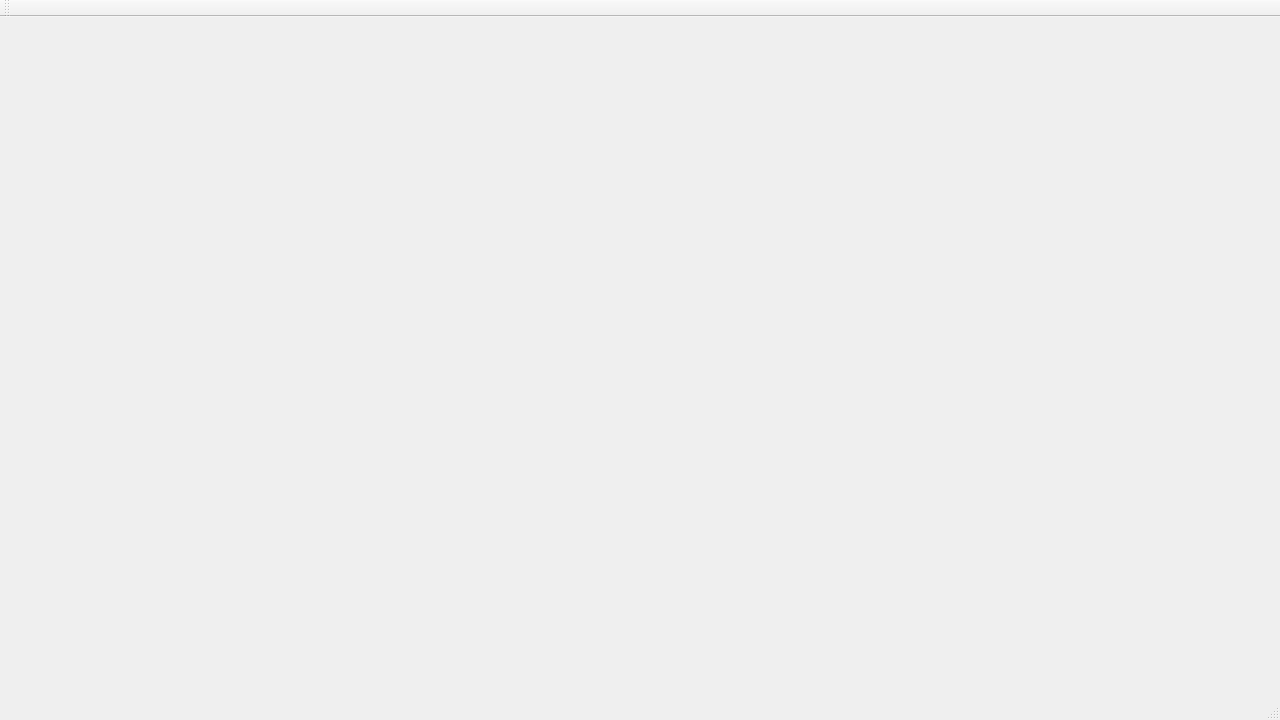
AbidHasanZidane/Tank1990, file TankGamev0.1.0/mainwindow.ui: the form before one commit.
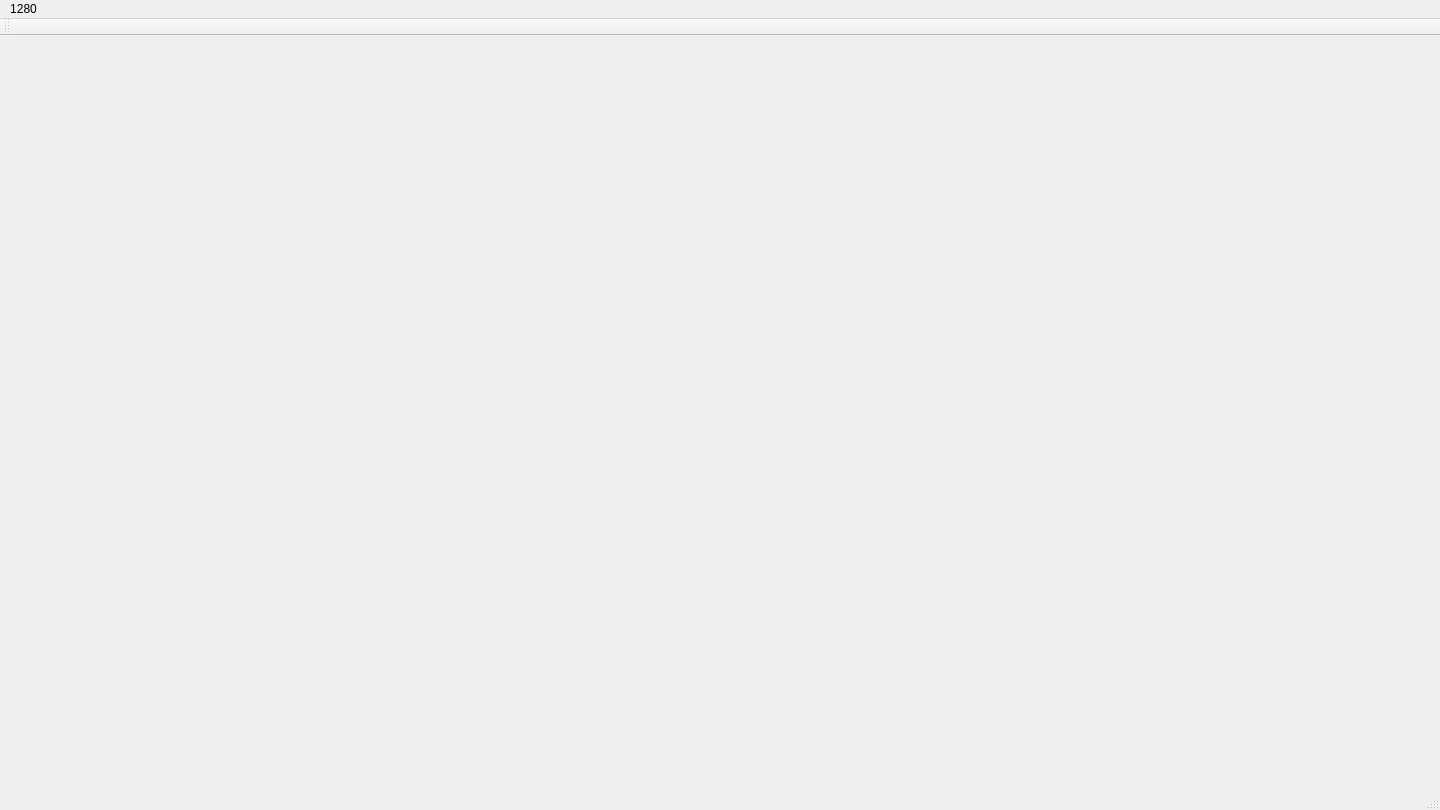
The form after the commit.

Diff of the .ui file:
```diff
--- a/TankGamev0.1.0/mainwindow.ui
+++ b/TankGamev0.1.0/mainwindow.ui
@@ -6,20 +6,30 @@
    <rect>
     <x>0</x>
     <y>0</y>
-    <width>1280</width>
-    <height>720</height>
+    <width>1440</width>
+    <height>810</height>
    </rect>
   </property>
-  <property name="minimumSize">
-   <size>
-    <width>0</width>
-    <height>286</height>
-   </size>
-  </property>
   <property name="windowTitle">
    <string>MainWindow</string>
   </property>
   <widget class="QWidget" name="centralWidget"/>
+  <widget class="QMenuBar" name="menuBar">
+   <property name="geometry">
+    <rect>
+     <x>0</x>
+     <y>0</y>
+     <width>1440</width>
+     <height>26</height>
+    </rect>
+   </property>
+   <widget class="QMenu" name="menu1280">
+    <property name="title">
+     <string>1280</string>
+    </property>
+   </widget>
+   <addaction name="menu1280"/>
+  </widget>
   <widget class="QToolBar" name="mainToolBar">
    <attribute name="toolBarArea">
     <enum>TopToolBarArea</enum>
```
